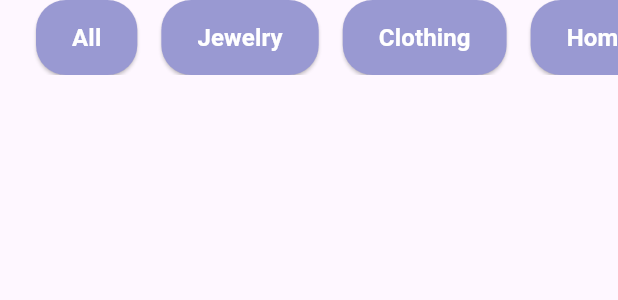
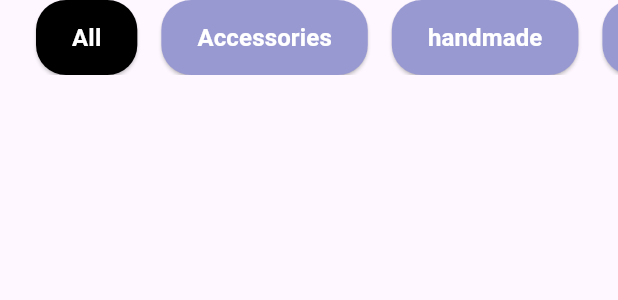
Before and after one commit to si3aa/grad_project, a Flutter app: the CategoriesList widget shown alone on an empty page, opened directly, on a phone screen of 412 x 824 dp. Shown: the top 300 px of the screen. Run offline on Flutter 3.47's test engine with Material 3 defaults, Android fonts, the phone set to English and light mode, and no system bars; our stand-ins replace bloc, dio, equatable, flutter_bloc, flutter_screenutil, fluttertoast and 3 more; accounts and stored records are empty; network calls fail.

Commit message:
edit screens routing

```diff
--- a/lib/core/route_manger/route_generator.dart
+++ b/lib/core/route_manger/route_generator.dart
@@ -63,7 +63,6 @@ class RouteGenerator {
       case Routes.newPostRoute:
         return MaterialPageRoute(builder: (_) => const NewPostScreen());
       case Routes.addProductRoute:
-        // Check if we have arguments for edit mode
         final isEditMode = arguments?['isEditMode'] ?? false;
         final product = arguments?['product'];
         final productId = arguments?['productId'];
--- a/lib/features/add_new_product/views/screens/new_post_view.dart
+++ b/lib/features/add_new_product/views/screens/new_post_view.dart
@@ -1,3 +1,4 @@
+import 'package:Herfa/core/widgets/back_to_home_button.dart';
 import 'package:Herfa/features/add_new_product/viewmodels/cubit/new_post_viewmodel.dart';
 import 'package:Herfa/features/add_new_product/viewmodels/states/new_post_state.dart';
 import 'package:Herfa/features/add_new_product/views/widgets/active_status.dart';
@@ -42,11 +43,11 @@ class _NewPostViewState extends State<NewPostView> {
 
   // Category list with IDs (1-based indexing for simplicity)
   static const _categories = [
-    {'id': 1, 'name': 'Clothing'},
-    {'id': 2, 'name': 'Accessories'},
-    {'id': 3, 'name': 'Home Decor'},
-    {'id': 4, 'name': 'Art'},
-    {'id': 5, 'name': 'Handmade'},
+    {'id': 1, 'name': 'Accessories'},
+    {'id': 2, 'name': 'Handmade'},
+    {'id': 3, 'name': 'Art'},
+    {'id': 4, 'name': 'Clothing'},
+    {'id': 5, 'name': 'Home Decore'},
   ];
 
   // Color options and their names
@@ -112,6 +113,7 @@ class _NewPostViewState extends State<NewPostView> {
 
         return Scaffold(
           appBar: AppBar(
+            leading: const BackToHomeButton(),
             title: Text(widget.isEditMode ? 'Edit Product' : 'Add New Product'),
           ),
           body: SafeArea(
--- a/lib/features/auth/forget_pass.dart
+++ b/lib/features/auth/forget_pass.dart
@@ -2,6 +2,7 @@ import 'package:Herfa/ui/widgets/auth_widgets/submit_button.dart';
 import 'package:Herfa/ui/widgets/auth_widgets/text_field.dart';
 import 'package:flutter/material.dart';
 import 'package:Herfa/constants.dart';
+import 'package:Herfa/core/widgets/back_to_home_button.dart';
 
 class ForgetPass extends StatefulWidget {
   const ForgetPass({super.key});
@@ -21,10 +22,7 @@ class _ForgetPassState extends State<ForgetPass> {
     return Scaffold(
       backgroundColor: Colors.white,
       appBar: AppBar(
-        leading: IconButton(
-          icon: Icon(Icons.arrow_back, color: kPrimaryColor),
-          onPressed: () => Navigator.pop(context),
-        ),
+        leading: const BackToHomeButton(),
         title: Text(
           "Forget Password",
           style: TextStyle(
--- a/lib/features/auth/reset_pass.dart
+++ b/lib/features/auth/reset_pass.dart
@@ -3,6 +3,7 @@ import 'package:Herfa/ui/widgets/auth_widgets/submit_button.dart';
 import 'package:Herfa/ui/widgets/auth_widgets/text_field.dart';
 import 'package:flutter/material.dart';
 import 'package:Herfa/constants.dart';
+import 'package:Herfa/core/widgets/back_to_home_button.dart';
 
 class ResetPass extends StatefulWidget {
   const ResetPass({super.key});
@@ -20,10 +21,7 @@ class _ResetPassState extends State<ResetPass> {
     return Scaffold(
       backgroundColor: Colors.white,
       appBar: AppBar(
-        leading: IconButton(
-          icon: Icon(Icons.arrow_back, color: kPrimaryColor, size: 30),
-          onPressed: () => Navigator.pop(context),
-        ),
+        leading: const BackToHomeButton(),
         title: Text(
           "Reset Password",
           style: TextStyle(
--- a/lib/features/auth/success_screen.dart
+++ b/lib/features/auth/success_screen.dart
@@ -1,6 +1,7 @@
 import 'package:Herfa/ui/widgets/auth_widgets/submit_button.dart';
 import 'package:flutter/material.dart';
 import 'package:Herfa/constants.dart';
+import 'package:Herfa/core/widgets/back_to_home_button.dart';
 
 class SuccessScreen extends StatelessWidget {
   final String title;
@@ -12,10 +13,7 @@ class SuccessScreen extends StatelessWidget {
     return Scaffold(
       backgroundColor: Colors.white,
       appBar: AppBar(
-        leading: IconButton(
-          icon: Icon(Icons.arrow_back, color: kPrimaryColor, size: 30),
-          onPressed: () => Navigator.pop(context),
-        ),
+        leading: const BackToHomeButton(),
         title: Text(
           'Success',
           style: TextStyle(
--- a/lib/features/auth/views/screens/verify_otp_screen.dart
+++ b/lib/features/auth/views/screens/verify_otp_screen.dart
@@ -6,6 +6,7 @@ import 'package:Herfa/ui/widgets/auth_widgets/otp_input.dart';
 import 'package:Herfa/ui/widgets/auth_widgets/verify_button.dart';
 import 'package:flutter/material.dart';
 import 'package:flutter_bloc/flutter_bloc.dart';
+import 'package:Herfa/core/widgets/back_to_home_button.dart';
 
 class VerifyOTPScreen extends StatefulWidget {
   final String email;
@@ -81,10 +82,7 @@ class _VerifyOTPScreenState extends State<VerifyOTPScreen> {
     return Scaffold(
       backgroundColor: Colors.white,
       appBar: AppBar(
-        leading: IconButton(
-          icon: Icon(Icons.arrow_back, color: kPrimaryColor, size: 30),
-          onPressed: () => Navigator.pop(context),
-        ),
+        leading: const BackToHomeButton(),
         title: Text(
           "Verify Code",
           style: TextStyle(
--- a/lib/features/edit_product/views/screens/edit_product_screen.dart
+++ b/lib/features/edit_product/views/screens/edit_product_screen.dart
@@ -38,11 +38,11 @@ class _EditProductScreenState extends State<EditProductScreen> {
 
   // Category list with IDs (1-based indexing for simplicity)
   static const _categories = [
-    {'id': 1, 'name': 'Clothing'},
-    {'id': 2, 'name': 'Accessories'},
-    {'id': 3, 'name': 'Home Decor'},
-    {'id': 4, 'name': 'Art'},
-    {'id': 5, 'name': 'Handmade'},
+    {'id': 1, 'name': 'Accessories'},
+    {'id': 2, 'name': 'Handmade'},
+    {'id': 3, 'name': 'Art'},
+    {'id': 4, 'name': 'Clothing'},
+    {'id': 5, 'name': 'Home Decore'},
   ];
 
   // Color options and their names
--- a/lib/ui/widgets/home/build_cate_button.dart
+++ b/lib/ui/widgets/home/build_cate_button.dart
@@ -4,11 +4,15 @@ import 'package:flutter/material.dart';
 class CategoryButton extends StatelessWidget {
   final String title;
   final String route;
+  final bool isSelected;
+  final VoidCallback? onTap;
 
   const CategoryButton({
     super.key,
     required this.title,
     required this.route,
+    this.isSelected = false,
+    this.onTap,
   });
 
   @override
@@ -18,12 +22,12 @@ class CategoryButton extends StatelessWidget {
       child: ElevatedButton(
         style: ElevatedButton.styleFrom(
           // ignore: deprecated_member_use
-          backgroundColor: kPrimaryColor,
+          backgroundColor: isSelected ? Colors.black : kPrimaryColor,
           shape: RoundedRectangleBorder(
             borderRadius: BorderRadius.circular(20),
           ),
         ),
-        onPressed: () {},
+        onPressed: onTap,
         child: Text(
           title,
           style: const TextStyle(
--- a/lib/ui/widgets/home/nav_and_categ.dart
+++ b/lib/ui/widgets/home/nav_and_categ.dart
@@ -76,23 +76,44 @@ class NavBarWidget extends StatelessWidget {
   }
 }
 
-class CategoriesList extends StatelessWidget {
+class CategoriesList extends StatefulWidget {
   const CategoriesList({super.key});
+
+  @override
+  State<CategoriesList> createState() => _CategoriesListState();
+}
+
+class _CategoriesListState extends State<CategoriesList> {
+  int selectedIndex = 0;
+  final List<Map<String, String>> categories = [
+    {"title": "All", "route": "/All"},
+    {"title": "Accessories", "route": "/jewelry"},
+    {"title": "handmade", "route": "/clothing"},
+    {"title": "Art", "route": "/home_decor"},
+  ];
 
   @override
   Widget build(BuildContext context) {
     return SizedBox(
       height: 50,
-      child: ListView(
+      child: ListView.builder(
         scrollDirection: Axis.horizontal,
         padding: const EdgeInsets.symmetric(horizontal: 16.0),
-        children: [
-          CategoryButton(title: "All", route: "/All"),
-          CategoryButton(title: "Jewelry", route: "/jewelry"),
-          CategoryButton(title: "Clothing", route: "/clothing"),
-          CategoryButton(title: "Home Decor", route: "/home_decor"),
-          CategoryButton(title: "Find", route: "/find"),
-        ],
+        itemCount: categories.length,
+        itemBuilder: (context, index) {
+          final category = categories[index];
+          return CategoryButton(
+            title: category["title"]!,
+            route: category["route"]!,
+            isSelected: selectedIndex == index,
+            onTap: () {
+              setState(() {
+                selectedIndex = index;
+              });
+              // Optionally, navigate or do something with category["route"]
+            },
+          );
+        },
       ),
     );
   }
```
Also changed, not shown: lib/core/widgets/back_to_home_button.dart (added, +20 -0 lines).
